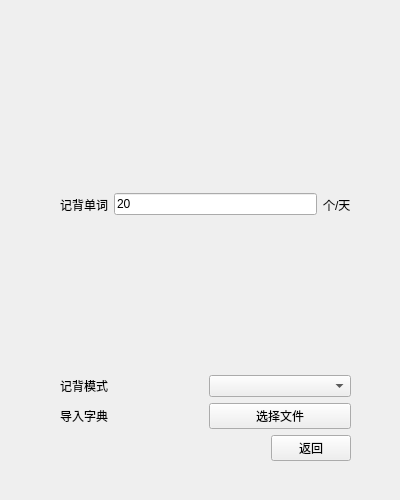
Above: form/settingsui.ui from squarefk/EnglishHelper before the change. Below: the same form after it.
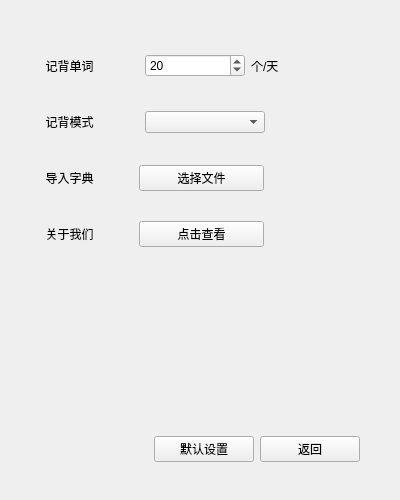
That is the form after the change.

The edit to the form file:
```diff
--- a/form/settingsui.ui
+++ b/form/settingsui.ui
@@ -13,12 +13,12 @@
   <property name="windowTitle">
    <string>Form</string>
   </property>
-  <widget class="QWidget" name="">
+  <widget class="QWidget" name="layoutWidget">
    <property name="geometry">
     <rect>
-     <x>60</x>
-     <y>40</y>
-     <width>291</width>
+     <x>39</x>
+     <y>41</y>
+     <width>321</width>
      <height>421</height>
     </rect>
    </property>
@@ -27,15 +27,45 @@
      <layout class="QHBoxLayout" name="horizontalLayout_3">
       <item>
        <widget class="QLabel" name="label_2">
+        <property name="minimumSize">
+         <size>
+          <width>100</width>
+          <height>50</height>
+         </size>
+        </property>
+        <property name="maximumSize">
+         <size>
+          <width>100</width>
+          <height>50</height>
+         </size>
+        </property>
         <property name="text">
-         <string>记背单词</string>
+         <string>  记背单词</string>
         </property>
        </widget>
       </item>
       <item>
-       <widget class="QLineEdit" name="lineEdit">
-        <property name="text">
-         <string>20</string>
+       <widget class="QSpinBox" name="spinBox">
+        <property name="sizePolicy">
+         <sizepolicy hsizetype="Minimum" vsizetype="Fixed">
+          <horstretch>0</horstretch>
+          <verstretch>0</verstretch>
+         </sizepolicy>
+        </property>
+        <property name="minimumSize">
+         <size>
+          <width>100</width>
+          <height>0</height>
+         </size>
+        </property>
+        <property name="maximumSize">
+         <size>
+          <width>100</width>
+          <height>16777215</height>
+         </size>
+        </property>
+        <property name="value">
+         <number>20</number>
         </property>
        </widget>
       </item>
@@ -52,13 +82,51 @@
      <layout class="QHBoxLayout" name="horizontalLayout_2">
       <item>
        <widget class="QLabel" name="label_4">
+        <property name="minimumSize">
+         <size>
+          <width>100</width>
+          <height>50</height>
+         </size>
+        </property>
+        <property name="maximumSize">
+         <size>
+          <width>100</width>
+          <height>50</height>
+         </size>
+        </property>
         <property name="text">
-         <string>记背模式</string>
+         <string>  记背模式</string>
         </property>
        </widget>
       </item>
       <item>
-       <widget class="QComboBox" name="comboBox"/>
+       <widget class="QComboBox" name="comboBox">
+        <property name="minimumSize">
+         <size>
+          <width>120</width>
+          <height>0</height>
+         </size>
+        </property>
+        <property name="maximumSize">
+         <size>
+          <width>120</width>
+          <height>16777215</height>
+         </size>
+        </property>
+       </widget>
+      </item>
+      <item>
+       <spacer name="horizontalSpacer_2">
+        <property name="orientation">
+         <enum>Qt::Horizontal</enum>
+        </property>
+        <property name="sizeHint" stdset="0">
+         <size>
+          <width>40</width>
+          <height>20</height>
+         </size>
+        </property>
+       </spacer>
       </item>
      </layout>
     </item>
@@ -66,20 +134,137 @@
      <layout class="QHBoxLayout" name="horizontalLayout_4">
       <item>
        <widget class="QLabel" name="label">
+        <property name="sizePolicy">
+         <sizepolicy hsizetype="Preferred" vsizetype="Preferred">
+          <horstretch>0</horstretch>
+          <verstretch>0</verstretch>
+         </sizepolicy>
+        </property>
+        <property name="minimumSize">
+         <size>
+          <width>94</width>
+          <height>50</height>
+         </size>
+        </property>
+        <property name="maximumSize">
+         <size>
+          <width>94</width>
+          <height>50</height>
+         </size>
+        </property>
         <property name="text">
-         <string>导入字典</string>
+         <string>  导入字典</string>
         </property>
        </widget>
       </item>
       <item>
-       <widget class="QPushButton" name="pushButton">
+       <widget class="QPushButton" name="dictionary">
+        <property name="minimumSize">
+         <size>
+          <width>125</width>
+          <height>0</height>
+         </size>
+        </property>
+        <property name="maximumSize">
+         <size>
+          <width>125</width>
+          <height>16777215</height>
+         </size>
+        </property>
         <property name="text">
          <string>选择文件</string>
         </property>
        </widget>
       </item>
+      <item>
+       <spacer name="horizontalSpacer_3">
+        <property name="orientation">
+         <enum>Qt::Horizontal</enum>
+        </property>
+        <property name="sizeHint" stdset="0">
+         <size>
+          <width>40</width>
+          <height>20</height>
+         </size>
+        </property>
+       </spacer>
+      </item>
      </layout>
     </item>
+    <item>
+     <layout class="QHBoxLayout" name="horizontalLayout_5">
+      <item>
+       <widget class="QLabel" name="label_5">
+        <property name="sizePolicy">
+         <sizepolicy hsizetype="Preferred" vsizetype="Preferred">
+          <horstretch>0</horstretch>
+          <verstretch>0</verstretch>
+         </sizepolicy>
+        </property>
+        <property name="minimumSize">
+         <size>
+          <width>94</width>
+          <height>50</height>
+         </size>
+        </property>
+        <property name="maximumSize">
+         <size>
+          <width>94</width>
+          <height>50</height>
+         </size>
+        </property>
+        <property name="text">
+         <string>  关于我们</string>
+        </property>
+       </widget>
+      </item>
+      <item>
+       <widget class="QPushButton" name="about">
+        <property name="minimumSize">
+         <size>
+          <width>125</width>
+          <height>0</height>
+         </size>
+        </property>
+        <property name="maximumSize">
+         <size>
+          <width>125</width>
+          <height>16777215</height>
+         </size>
+        </property>
+        <property name="text">
+         <string>点击查看</string>
+        </property>
+       </widget>
+      </item>
+      <item>
+       <spacer name="horizontalSpacer_4">
+        <property name="orientation">
+         <enum>Qt::Horizontal</enum>
+        </property>
+        <property name="sizeHint" stdset="0">
+         <size>
+          <width>40</width>
+          <height>20</height>
+         </size>
+        </property>
+       </spacer>
+      </item>
+     </layout>
+    </item>
+    <item>
+     <spacer name="verticalSpacer">
+      <property name="orientation">
+       <enum>Qt::Vertical</enum>
+      </property>
+      <property name="sizeHint" stdset="0">
+       <size>
+        <width>20</width>
+        <height>40</height>
+       </size>
+      </property>
+     </spacer>
+    </item>
     <item>
      <layout class="QHBoxLayout" name="horizontalLayout">
       <item>
@@ -96,20 +281,38 @@
        </spacer>
       </item>
       <item>
-       <spacer name="horizontalSpacer_2">
-        <property name="orientation">
-         <enum>Qt::Horizontal</enum>
+       <widget class="QPushButton" name="init">
+        <property name="minimumSize">
+         <size>
+          <width>100</width>
+          <height>0</height>
+         </size>
         </property>
-        <property name="sizeHint" stdset="0">
+        <property name="maximumSize">
          <size>
-          <width>40</width>
-          <height>20</height>
+          <width>100</width>
+          <height>16777215</height>
          </size>
         </property>
-       </spacer>
+        <property name="text">
+         <string>默认设置</string>
+        </property>
+       </widget>
       </item>
       <item>
        <widget class="QPushButton" name="back">
+        <property name="minimumSize">
+         <size>
+          <width>100</width>
+          <height>0</height>
+         </size>
+        </property>
+        <property name="maximumSize">
+         <size>
+          <width>100</width>
+          <height>16777215</height>
+         </size>
+        </property>
         <property name="text">
          <string>返回</string>
         </property>
```
